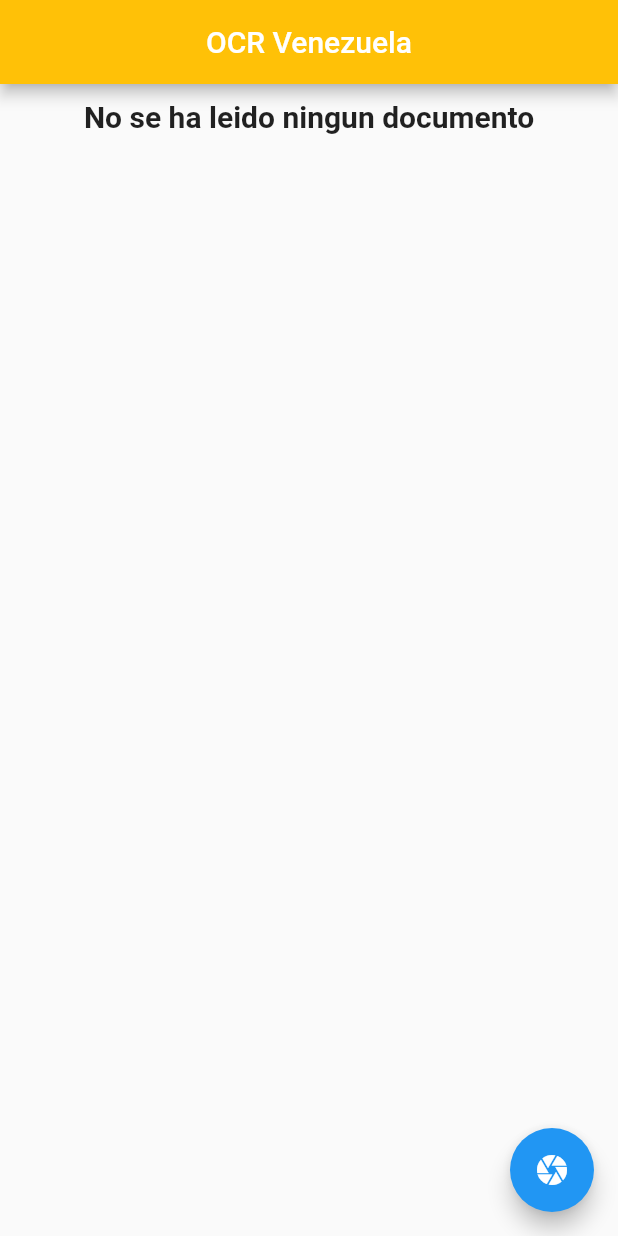
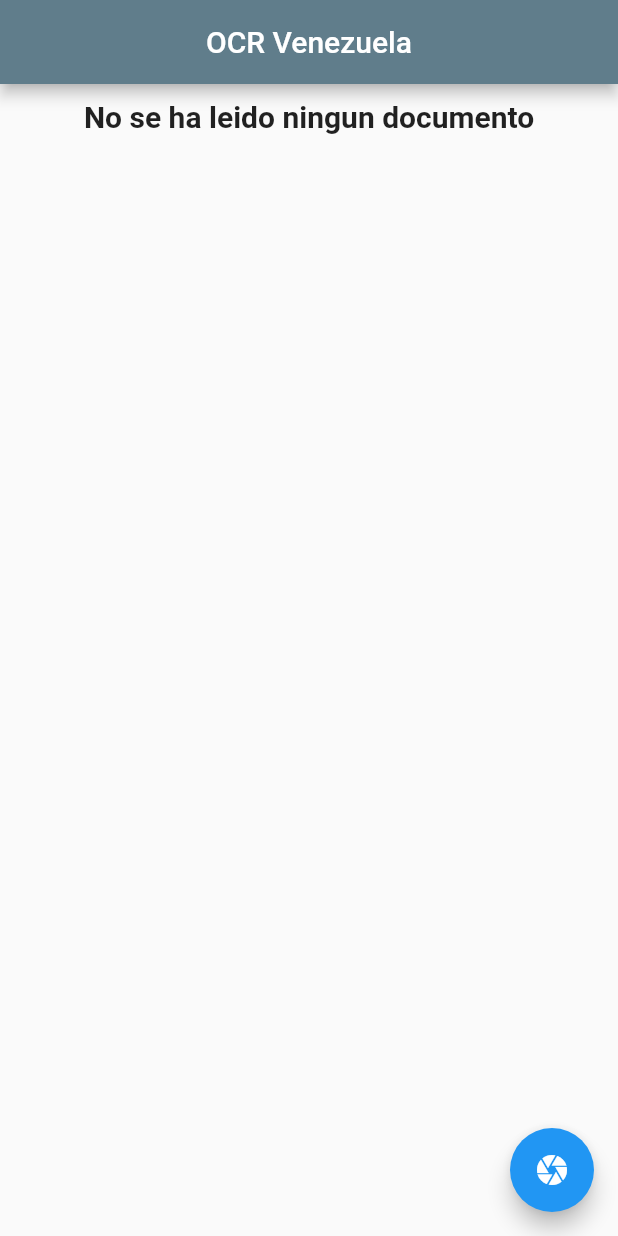
Before and after one commit to josemanrrique/validatedata, a Flutter app: the screen it shows after launch, on a phone screen of 412 x 824 dp. Run offline on Flutter 3.47's test engine with Material 2 defaults, Android fonts, the phone set to English and light mode, and no system bars; our stand-ins replace image_picker; missing offline and left inert: flutter_tesseract_ocr.

Commit message:
mejoras del codigo

```diff
--- a/lib/components/informationPerson.component.dart
+++ b/lib/components/informationPerson.component.dart
@@ -2,7 +2,7 @@ import 'package:flutter/material.dart';
 import 'package:readdata/models/informationDocuments.model.dart';
 
 class InformationPersonComponent extends StatelessWidget {
-  InformationPersonComponent(this.data);
+  const InformationPersonComponent(this.data, {Key? key}) : super(key: key);
 
   final InformationDocuments data;
 
--- a/lib/models/informationDocuments.model.dart
+++ b/lib/models/informationDocuments.model.dart
@@ -1,6 +1,6 @@
 class InformationDocuments {
   bool hasData = false;
-  late String dataRaw;
+  late String dataRaw = "";
   String? id;
   String? name;
   String? lastname;
@@ -8,8 +8,8 @@ class InformationDocuments {
   bool active = false;
 
   InformationDocuments(dataRaw) {
-    this.dataRaw = dataRaw;
     if (dataRaw != "") {
+      this.dataRaw = dataRaw;
       _extractText(dataRaw);
     }
   }
@@ -18,9 +18,7 @@ class InformationDocuments {
     final String dataAux = dataRaw.replaceAll(".", "");
     final dataSplit = dataAux.split('\n');
     final _id = _getnumberci(dataAux);
-     id = _id != null
-        ? _getDataFormtatNumber(_id, 3, ".")
-        : null;
+    id = _id != null ? _getDataFormtatNumber(_id, 3, ".") : null;
     var index = 0;
     for (var i = 0; i < dataSplit.length - 1; i++) {
       if (dataSplit[i].indexOf(_id!) > -1) {
@@ -38,7 +36,7 @@ class InformationDocuments {
     final _regExp = RegExp(r"([0-9]{7,8})");
     final match = _regExp.firstMatch(data);
     final matchedText = match?.group(0);
-    return matchedText ;
+    return matchedText;
   }
 
   _getDateExp(data) {
@@ -68,7 +66,6 @@ class InformationDocuments {
   _getName(data) {
     final _regExp = RegExp(r"([A-Z\s])");
     Iterable<RegExpMatch> matches = _regExp.allMatches(data);
-    final now = DateTime.now();
     List<String> result = [];
     for (RegExpMatch match in matches) {
       result.add(data.substring(match.start, match.end));
@@ -83,8 +80,7 @@ class InformationDocuments {
     // result.add(dataAux.substring(3, 6));
     // result.add(dataAux.substring(6, data.length == 8 ? 8 : 7));
     for (var i = 0; i < data.length - 1; i = i + length) {
-      final to =
-          ((i + length) < (data.length - 1)) ? i + length : data.length;
+      final to = ((i + length) < (data.length - 1)) ? i + length : data.length;
       result.add(dataAux.substring(i, to));
     }
     final resultaAux = result.join(chart);
--- a/lib/pages/home.page.dart
+++ b/lib/pages/home.page.dart
@@ -19,8 +19,8 @@ class _HomePageState extends State<HomePage> {
     return Scaffold(
       appBar: AppBar(
         centerTitle: true,
-        backgroundColor: Colors.amber,
-        title: Text("OCR Venezuela"),
+        backgroundColor: Colors.blueGrey,
+        title: const Text("OCR Venezuela"),
       ),
       body: ListView(
         children: [
```
